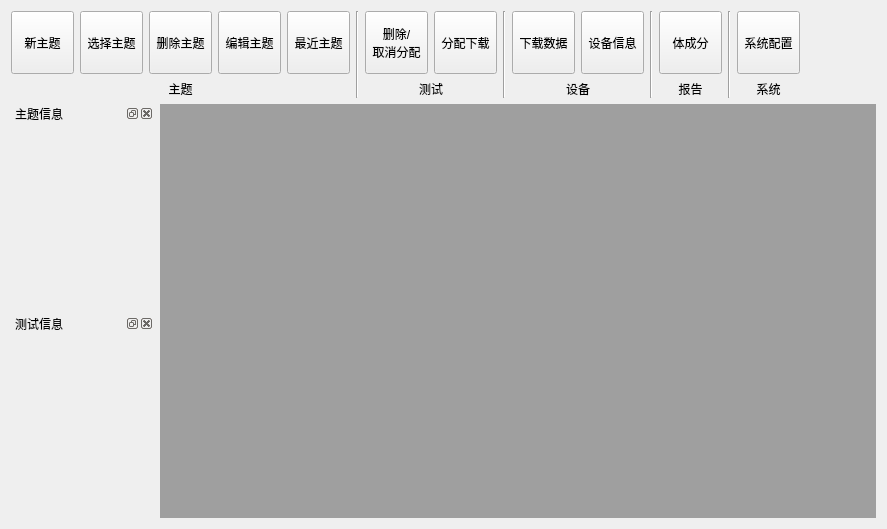
Above: Bodystat/ui/maindlg.ui from hym-dn/Bodystat before the change. Below: the same form after it.
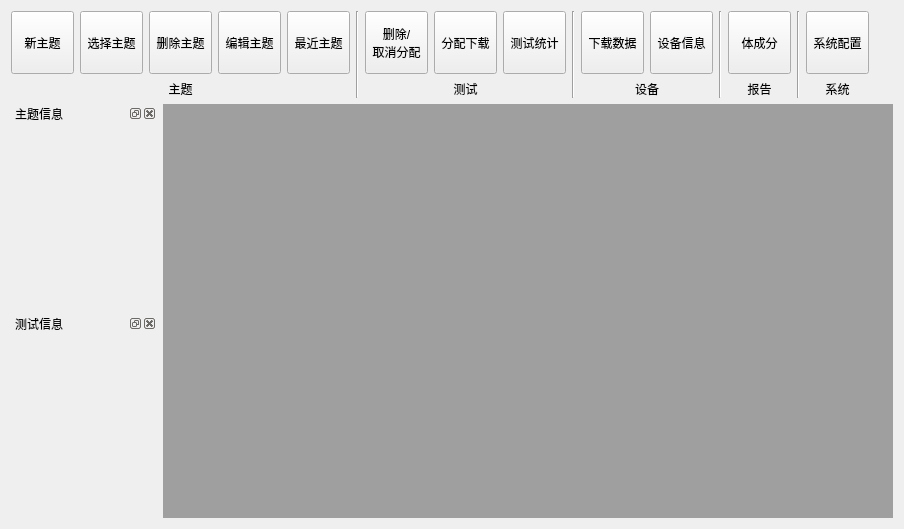
That is the form after the change.

Diff of the .ui file:
```diff
--- a/Bodystat/ui/maindlg.ui
+++ b/Bodystat/ui/maindlg.ui
@@ -6,7 +6,7 @@
    <rect>
     <x>0</x>
     <y>0</y>
-    <width>887</width>
+    <width>904</width>
     <height>529</height>
    </rect>
   </property>
@@ -284,6 +284,25 @@
            </property>
           </widget>
          </item>
+         <item>
+          <widget class="QToolButton" name="_testStatToolButton">
+           <property name="minimumSize">
+            <size>
+             <width>63</width>
+             <height>63</height>
+            </size>
+           </property>
+           <property name="cursor">
+            <cursorShape>ArrowCursor</cursorShape>
+           </property>
+           <property name="text">
+            <string>测试统计</string>
+           </property>
+           <property name="toolButtonStyle">
+            <enum>Qt::ToolButtonTextUnderIcon</enum>
+           </property>
+          </widget>
+         </item>
         </layout>
        </item>
        <item>
```
